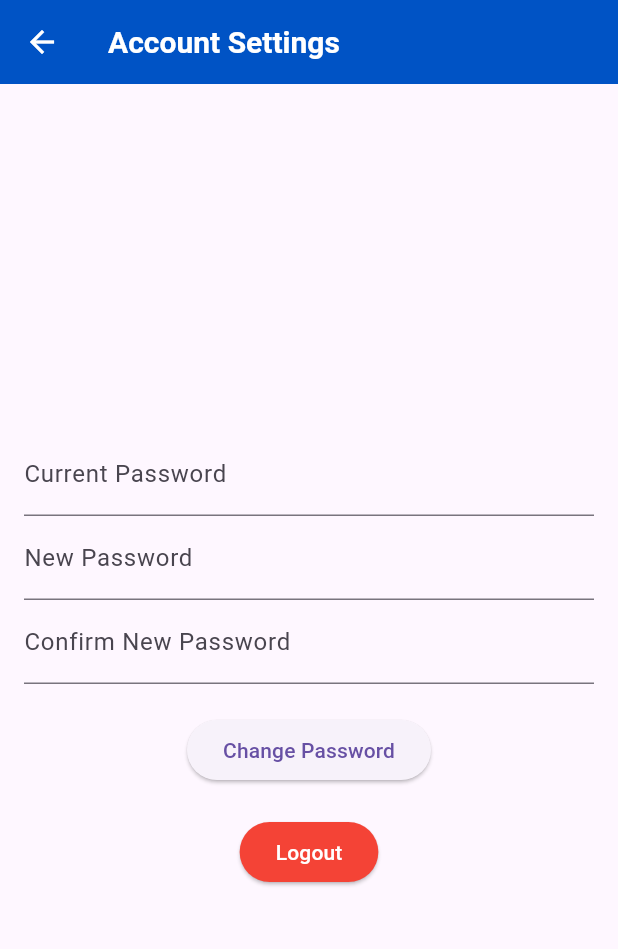
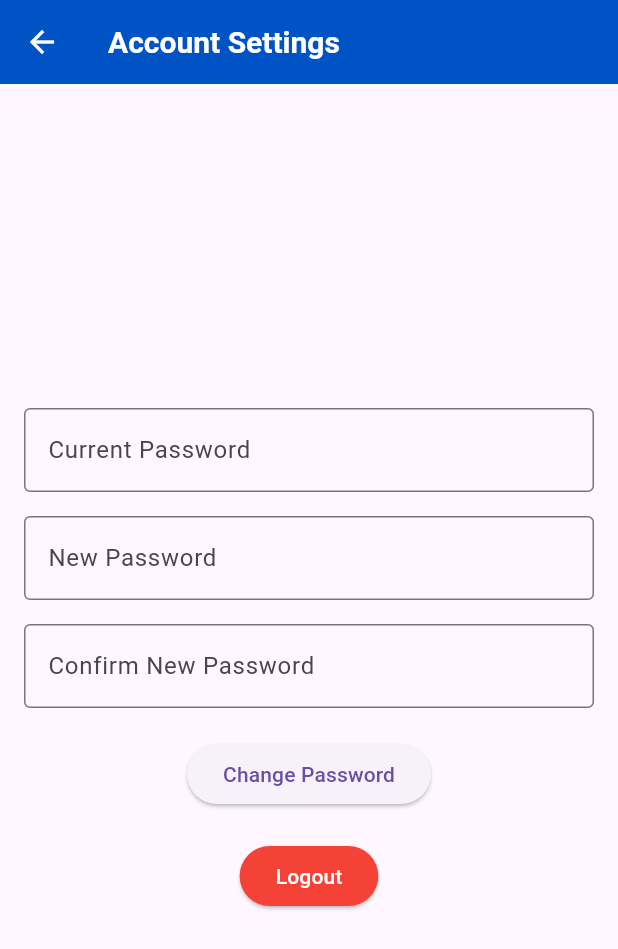
Before and after one commit to alifzidanr/simpeg2, a Flutter app: the AccountSettingsPage screen opened directly with empty values, on a phone screen of 412 x 824 dp. Shown: the top 949 px of the screen. Run offline on Flutter 3.47's test engine with Material 3 defaults, Android fonts, the light colour scheme and no system bars; our stand-ins replace fl_chart, google_fonts, image_picker, permission_handler, shared_preferences, sqflite; accounts and stored records are empty.

Commit message:
16th commit

```diff
--- a/lib/account_settings_page.dart
+++ b/lib/account_settings_page.dart
@@ -1,7 +1,7 @@
 import 'package:flutter/material.dart';
 import 'package:shared_preferences/shared_preferences.dart';
-import 'database_helper.dart'; // Ensure this import is present
-import 'login_page.dart'; // Ensure this import is present
+import 'database_helper.dart';
+import 'login_page.dart';
 
 class AccountSettingsPage extends StatefulWidget {
   final String idPegawai;
@@ -123,17 +123,31 @@ class _AccountSettingsPageState extends State<AccountSettingsPage> {
     children: [
       TextField(
         controller: _currentPasswordController,
-              decoration: InputDecoration(labelText: 'Current Password'),
+        decoration: InputDecoration(
+          labelText: 'Current Password',
+          hintText: 'Enter your current password',
+          border: OutlineInputBorder(),
+        ),
         obscureText: true,
       ),
+      SizedBox(height: 16), // Add space between text fields
       TextField(
         controller: _newPasswordController,
-              decoration: InputDecoration(labelText: 'New Password'),
+        decoration: InputDecoration(
+          labelText: 'New Password',
+          hintText: 'Enter your new password',
+          border: OutlineInputBorder(),
+        ),
         obscureText: true,
       ),
+      SizedBox(height: 16),
       TextField(
         controller: _confirmPasswordController,
-              decoration: InputDecoration(labelText: 'Confirm New Password'),
+        decoration: InputDecoration(
+          labelText: 'Confirm New Password',
+          hintText: 'Re-enter your new password', // Add hint text
+          border: OutlineInputBorder(), // Outlined border
+        ),
         obscureText: true,
       ),
       SizedBox(height: 20),
@@ -145,11 +159,15 @@ class _AccountSettingsPageState extends State<AccountSettingsPage> {
       ElevatedButton(
         onPressed: _logout,
         child: Text('Logout'),
-              style: ElevatedButton.styleFrom(backgroundColor: Colors.red, foregroundColor: Colors.white), // Updated line
+        style: ElevatedButton.styleFrom(
+          backgroundColor: Colors.red,
+          foregroundColor: Colors.white,
+        ), // Updated line
       ),
     ],
   ),
 ),
+
     );
   }
 }
```
Also changed, not shown: lib/login_page.dart (+9 -2 lines). Lines whose indentation alone changed are shown as unchanged.
